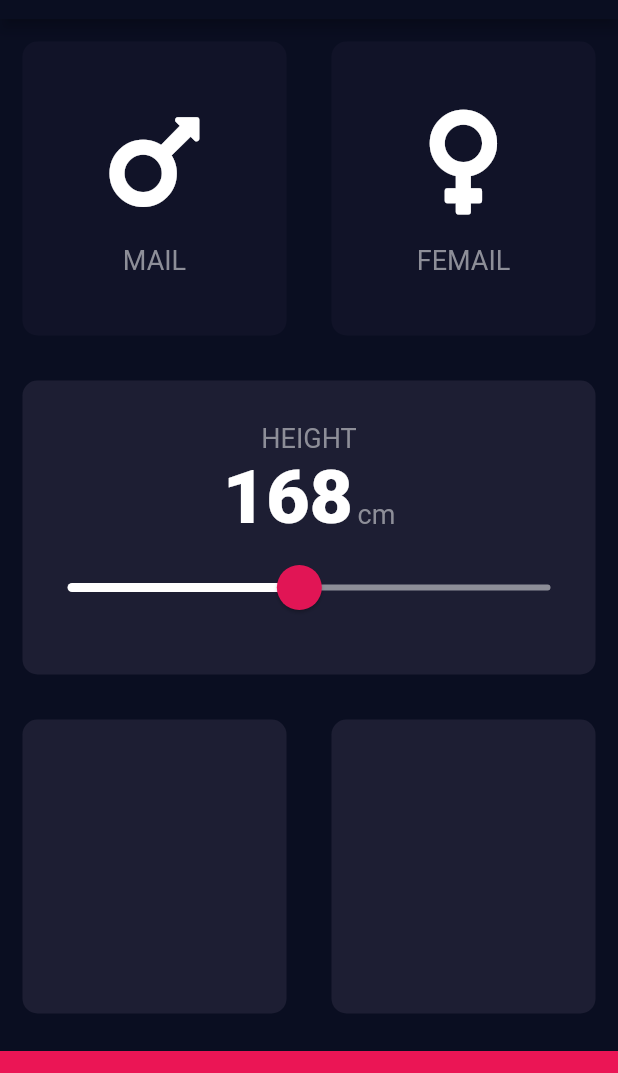
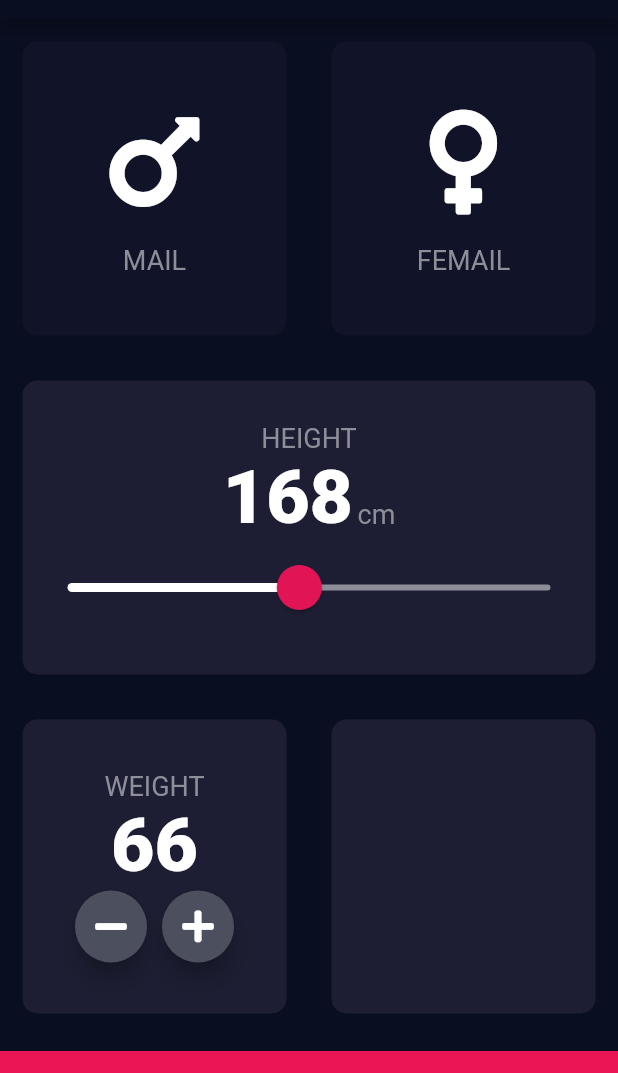
Before and after one commit to xsadra/Flutter, a Flutter app: the screen it shows after launch, on a phone screen of 412 x 824 dp, the part 65-1138 px from its top. Run offline on Flutter 3.47's test engine with Material 2 defaults, Android fonts, the phone set to English and light mode, and no system bars; our stand-ins replace audioplayers, font_awesome_flutter, rflutter_alert.

Commit message:
Create and use new Widget called 'RoundIconButton' to change the 'Weight'

```diff
--- a/bmi_calculator/lib/constants.dart
+++ b/bmi_calculator/lib/constants.dart
@@ -9,7 +9,7 @@
   fontSize: 18.0,
   color: Color(0xFF8D8E98),
 );
-const kHeightNumberTextStyle = TextStyle(
+const kNumberTextStyle = TextStyle(
   fontSize: 50.0,
   fontWeight: FontWeight.w900,
 );
--- a/bmi_calculator/lib/input_page.dart
+++ b/bmi_calculator/lib/input_page.dart
@@ -15,6 +15,7 @@
 class _InputPageState extends State<InputPage> {
   Gender selectedGender;
   int height = 168;
+  int weight = 66;
 
   @override
   Widget build(BuildContext context) {
@@ -80,7 +81,7 @@
                     children: <Widget>[
                       Text(
                         height.toString(),
-                        style: kHeightNumberTextStyle,
+                        style: kNumberTextStyle,
                       ),
                       SizedBox(
                         width: 3.0,
@@ -95,7 +96,6 @@
                     value: height.toDouble(),
                     min: 120.0,
                     max: 220.0,
-
                     onChanged: (newHeight) {
                       setState(() {
                         height = newHeight.toInt();
@@ -112,6 +112,47 @@
                 Expanded(
                   child: ReusableCard(
                     cardBackColor: kActiveCardColor,
+                    cardChild: Column(
+                      mainAxisAlignment: MainAxisAlignment.center,
+                      children: <Widget>[
+                        Text(
+                          'WEIGHT',
+                          style: kLabelTextStyle,
+                        ),
+                        Text(
+                          weight.toString(),
+                          style: kNumberTextStyle,
+                        ),
+                        Row(
+                          mainAxisAlignment: MainAxisAlignment.center,
+                          children: <Widget>[
+                            RoundIconButton(
+                              icon: FontAwesomeIcons.minus,
+                              onPress: () {
+                                setState(() {
+                                  if (weight > 35) {
+                                     weight--;
+                                  }
+                                });
+                              },
+                            ),
+                            SizedBox(
+                              width: 10.0,
+                            ),
+                            RoundIconButton(
+                              icon: FontAwesomeIcons.plus,
+                              onPress: () {
+                                setState(() {
+                                  if (weight <= 220) {
+                                    weight++;
+                                  }
+                                });
+                              },
+                            )
+                          ],
+                        )
+                      ],
+                    ),
                   ),
                 ),
                 Expanded(
@@ -133,3 +174,25 @@
     );
   }
 }
+
+class RoundIconButton extends StatelessWidget {
+  final Function onPress;
+  final IconData icon;
+
+  const RoundIconButton({Key key, this.onPress, @required this.icon}) : super(key: key);
+
+  @override
+  Widget build(BuildContext context) {
+    return RawMaterialButton(
+      elevation: 6.0,
+      shape: CircleBorder(),
+      fillColor: Color(0xFF4C4F5E),
+      constraints: BoxConstraints.tightFor(
+        height: 48.0,
+        width: 48.0,
+      ),
+      child: Icon(icon),
+      onPressed: onPress,
+    );
+  }
+}
```
